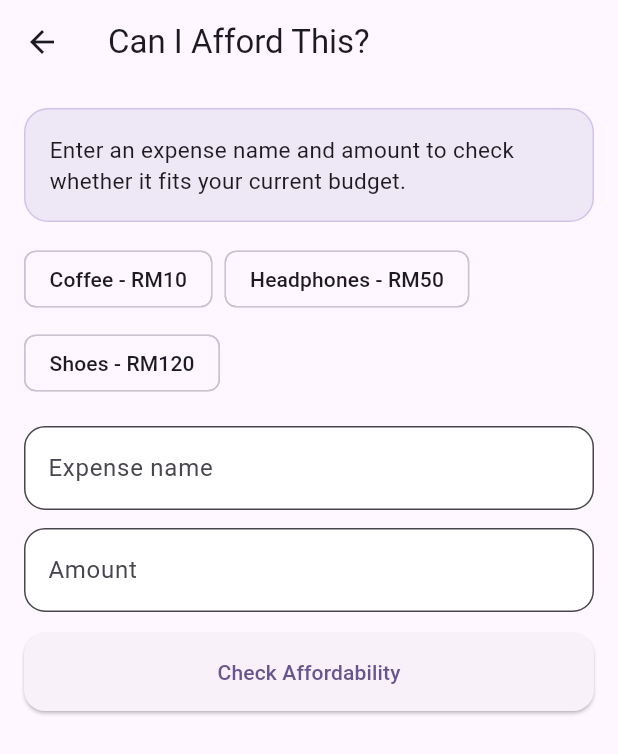
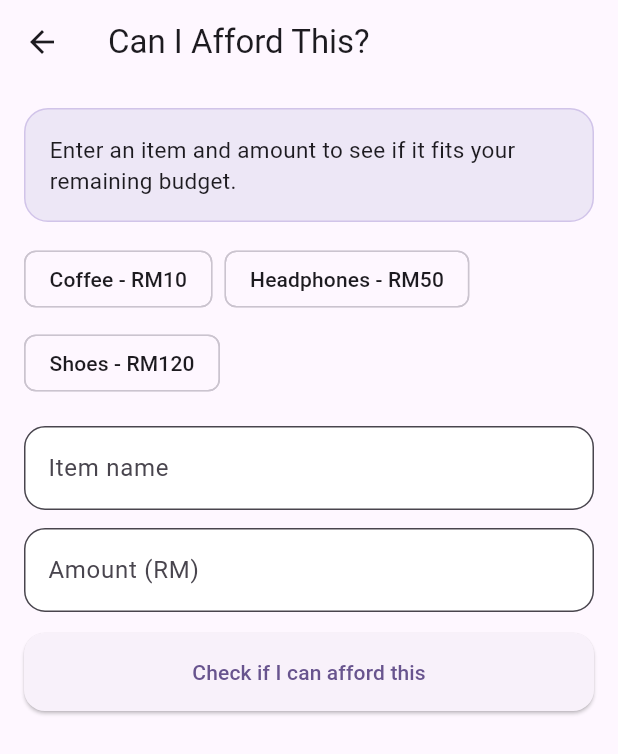
Before and after one commit to MuhdFariq/ai_spending_decision_assistant, a Flutter app: the AffordabilityCheckerScreen screen opened directly, on a phone screen of 412 x 824 dp. Shown: the top 754 px of the screen. Run offline on Flutter 3.47's test engine with Material 3 defaults, Android fonts, the light colour scheme and no system bars; our stand-ins replace cloud_firestore, firebase_analytics, firebase_auth, firebase_core, flutter_dotenv; accounts and stored records are empty; generated files the repository leaves out were written again.

Commit message:
Done Polish AI chat and affordability UI wording

```diff
--- a/lib/screens/affordability_checker_screen.dart
+++ b/lib/screens/affordability_checker_screen.dart
@@ -146,12 +146,12 @@ class _AffordabilityCheckerScreenState
           ),
           const SizedBox(height: 12),
           Text(
-            'Reason: ${sections['reason'] ?? ''}',
+            'Why: ${sections['reason'] ?? ''}',
             style: const TextStyle(fontSize: 15, height: 1.5),
           ),
           const SizedBox(height: 12),
           Text(
-            'BasedOn: ${sections['basedOn'] ?? ''}',
+            'Based on: ${sections['basedOn'] ?? ''}',
             style: TextStyle(
               fontSize: 13,
               height: 1.4,
@@ -215,7 +215,7 @@ class _AffordabilityCheckerScreenState
                 border: Border.all(color: Colors.deepPurple.shade100),
               ),
               child: const Text(
-                'Enter an expense name and amount to check whether it fits your current budget.',
+                'Enter an item and amount to see if it fits your remaining budget.',
                 style: TextStyle(fontSize: 15),
               ),
             ),
@@ -233,7 +233,7 @@ class _AffordabilityCheckerScreenState
             TextField(
               controller: _itemController,
               decoration: InputDecoration(
-                labelText: 'Expense name',
+                labelText: 'Item name',
                 filled: true,
                 fillColor: Colors.white,
                 border: OutlineInputBorder(
@@ -246,7 +246,7 @@ class _AffordabilityCheckerScreenState
               controller: _amountController,
               keyboardType: TextInputType.number,
               decoration: InputDecoration(
-                labelText: 'Amount',
+                labelText: 'Amount (RM)',
                 filled: true,
                 fillColor: Colors.white,
                 border: OutlineInputBorder(
@@ -264,7 +264,7 @@ class _AffordabilityCheckerScreenState
                 ),
               ),
               child: Text(
-                _isLoading ? 'Checking...' : 'Check Affordability',
+                _isLoading ? 'Checking...' : 'Check if I can afford this',
               ),
             ),
             const SizedBox(height: 20),
--- a/lib/screens/ai_chat_screen.dart
+++ b/lib/screens/ai_chat_screen.dart
@@ -223,7 +223,7 @@ class _AiChatScreenState extends State<AiChatScreen> {
   Widget build(BuildContext context) {
     return Scaffold(
       appBar: AppBar(
-        title: const Text('AI Chat Assistant'),
+        title: const Text('Spending Assistant'),
       ),
       body: Padding(
         padding: const EdgeInsets.all(16),
@@ -269,7 +269,7 @@ class _AiChatScreenState extends State<AiChatScreen> {
                   child: TextField(
                     controller: _messageController,
                     decoration: InputDecoration(
-                      hintText: 'Ask about your spending...',
+                      hintText: 'Ask about your budget or spending...',
                       filled: true,
                       fillColor: Colors.white,
                       contentPadding: const EdgeInsets.symmetric(
@@ -295,7 +295,7 @@ class _AiChatScreenState extends State<AiChatScreen> {
                       borderRadius: BorderRadius.circular(14),
                     ),
                   ),
-                  child: const Text('Send'),
+                  child: const Text('Ask'),
                 ),
               ],
             ),
```
